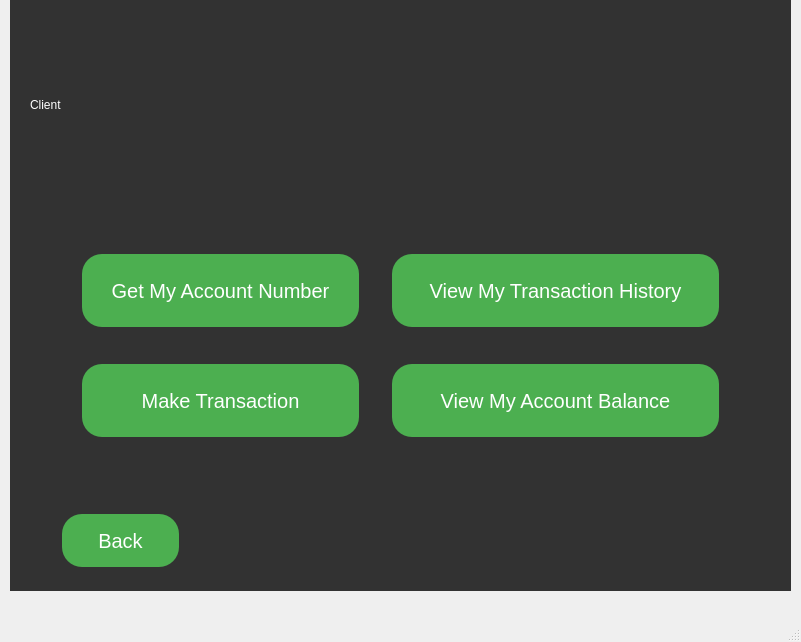
This is BankSystemUser/mainwindow.ui in KerollosSamaan75/Bank-System-Project as Qt 5 draws it before an edit. The edited form follows.
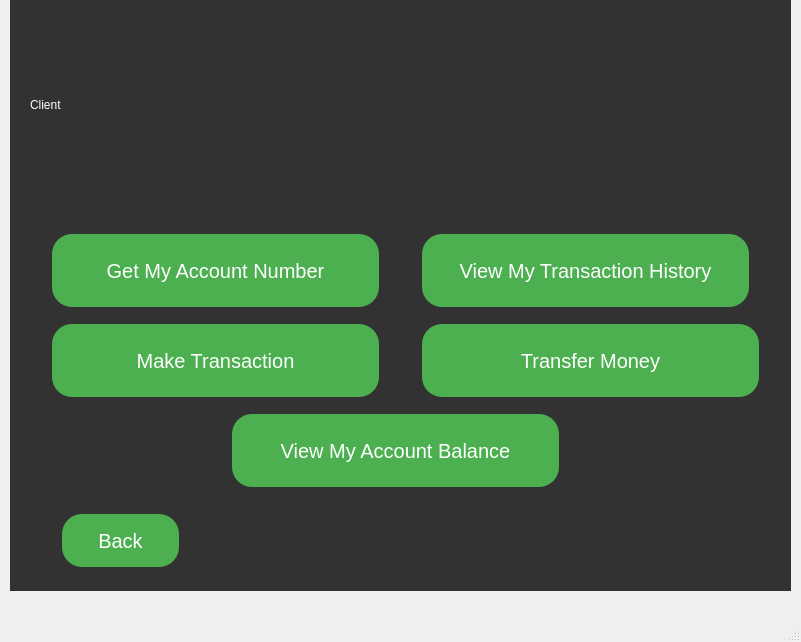
This is the edited form. The open tabs and pages were chosen to show the change. Icons and pictures are not drawn.

Commit message: Transfer Money Commit

```diff
--- a/BankSystemUser/mainwindow.ui
+++ b/BankSystemUser/mainwindow.ui
@@ -549,9 +549,9 @@
      <widget class="QPushButton" name="pB_ClientGetAccountNumber">
       <property name="geometry">
        <rect>
-        <x>70</x>
-        <y>250</y>
-        <width>281</width>
+        <x>40</x>
+        <y>230</y>
+        <width>331</width>
         <height>81</height>
        </rect>
       </property>
@@ -577,8 +577,8 @@
      <widget class="QPushButton" name="pB_ClientViewAccountBalance">
       <property name="geometry">
        <rect>
-        <x>380</x>
-        <y>360</y>
+        <x>220</x>
+        <y>410</y>
         <width>331</width>
         <height>81</height>
        </rect>
@@ -605,8 +605,8 @@
      <widget class="QPushButton" name="pB_ViewMyHistory">
       <property name="geometry">
        <rect>
-        <x>380</x>
-        <y>250</y>
+        <x>410</x>
+        <y>230</y>
         <width>331</width>
         <height>81</height>
        </rect>
@@ -633,9 +633,9 @@
      <widget class="QPushButton" name="pB_MakeTransaction">
       <property name="geometry">
        <rect>
-        <x>70</x>
-        <y>360</y>
-        <width>281</width>
+        <x>40</x>
+        <y>320</y>
+        <width>331</width>
         <height>81</height>
        </rect>
       </property>
@@ -686,6 +686,46 @@
        <string>Back</string>
       </property>
      </widget>
+     <widget class="QPushButton" name="pB_ClientTransferMoney">
+      <property name="geometry">
+       <rect>
+        <x>410</x>
+        <y>320</y>
+        <width>341</width>
+        <height>81</height>
+       </rect>
+      </property>
+      <property name="styleSheet">
+       <string notr="true">background-color: #4CAF50; 
+font: 700 20pt &quot;Segoe UI&quot;;
+        border: none;
+                   color: white;
+                   padding: 15px 20px;
+                   text-align: center;
+                   text-decoration: none;
+                   display: inline-block;
+                   font-size: 20px;
+                   margin: 4px 2px;
+                   border-radius: 20px; 
+
+background-color: #4CAF50; 
+font: 700 20pt &quot;Segoe UI&quot;;
+        border: none;
+                   color: white;
+                   padding: 15px 20px;
+                   text-align: center;
+                   text-decoration: none;
+                   display: inline-block;
+                   font-size: 20px;
+                   margin: 4px 2px;
+                   border-radius: 20px; 
+
+</string>
+      </property>
+      <property name="text">
+       <string>Transfer Money</string>
+      </property>
+     </widget>
     </widget>
     <widget class="QWidget" name="AddAccount">
      <widget class="QLabel" name="AddAccountlabel">
```
Left out of the diff: 22 changed lines with no effect on the pictures. The commit also changes 29 other files.
